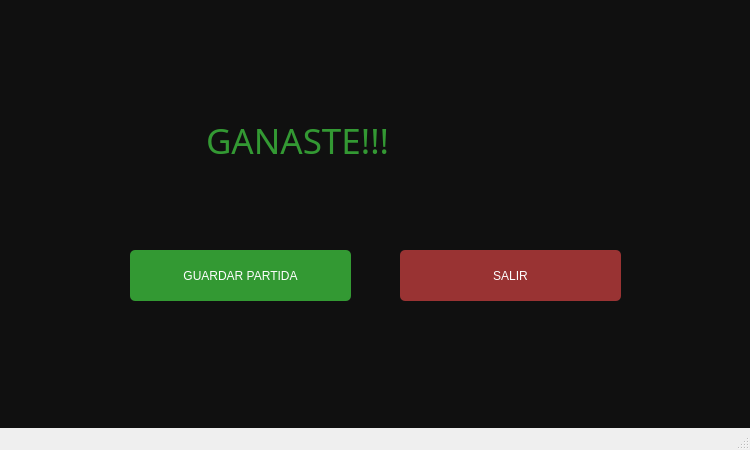
The window that endgame.ui (javierjose1224/Proyecto_final) describes before a commit, drawn with Qt 5.
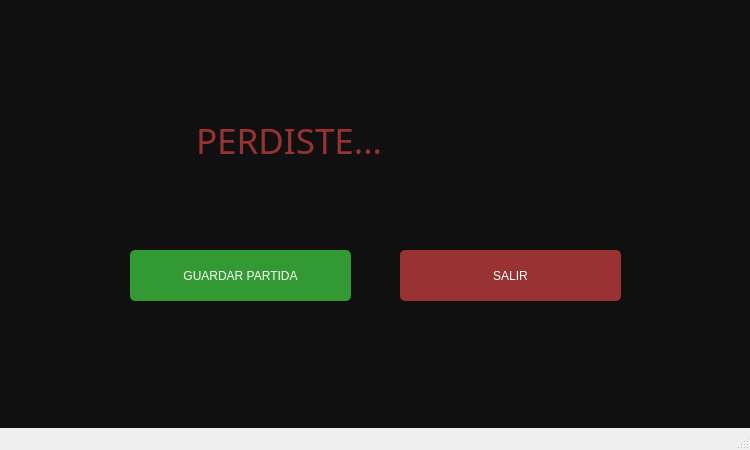
The same window after the commit.

What changed in the file:
```diff
--- a/endgame.ui
+++ b/endgame.ui
@@ -541,6 +541,39 @@
       <string>SALIR</string>
      </property>
     </widget>
+    <widget class="QLabel" name="label_5">
+     <property name="enabled">
+      <bool>true</bool>
+     </property>
+     <property name="geometry">
+      <rect>
+       <x>150</x>
+       <y>90</y>
+       <width>481</width>
+       <height>101</height>
+      </rect>
+     </property>
+     <property name="font">
+      <font>
+       <family>MV Boli</family>
+       <pointsize>48</pointsize>
+       <weight>50</weight>
+       <italic>false</italic>
+       <bold>false</bold>
+      </font>
+     </property>
+     <property name="styleSheet">
+      <string notr="true">text-align: center;
+color: #933;
+margin: 0 auto;
+font-size: 35px;
+font-family: 'Droid Sans';
+font: 48pt &quot;MV Boli&quot;;</string>
+     </property>
+     <property name="text">
+      <string>PERDISTE...</string>
+     </property>
+    </widget>
    </widget>
   </widget>
   <widget class="QMenuBar" name="menubar">
```
